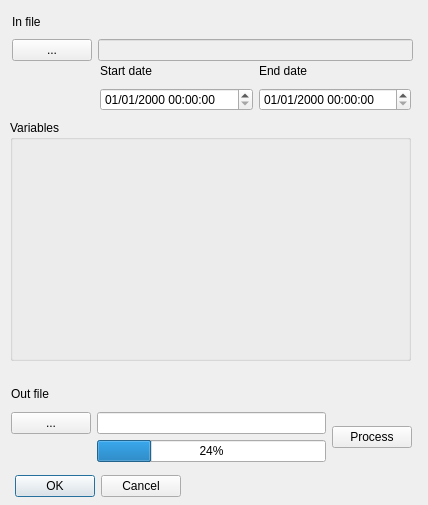
This is qcrocoflow_croco2qgis_dialog.ui in epzt/qcrocoflow as Qt 5 draws it before an edit. The edited form follows.
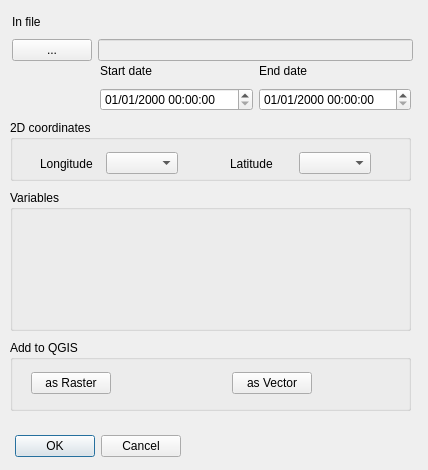
This is the edited form.

The edit to the form file:
```diff
--- a/qcrocoflow_croco2qgis_dialog.ui
+++ b/qcrocoflow_croco2qgis_dialog.ui
@@ -7,7 +7,7 @@
     <x>0</x>
     <y>0</y>
     <width>428</width>
-    <height>505</height>
+    <height>470</height>
    </rect>
   </property>
   <property name="windowTitle">
@@ -17,7 +17,7 @@
    <property name="geometry">
     <rect>
      <x>10</x>
-     <y>470</y>
+     <y>430</y>
      <width>171</width>
      <height>32</height>
     </rect>
@@ -33,64 +33,15 @@
    <property name="geometry">
     <rect>
      <x>10</x>
-     <y>120</y>
+     <y>190</y>
      <width>401</width>
-     <height>241</height>
+     <height>141</height>
     </rect>
    </property>
    <property name="title">
     <string>Variables</string>
    </property>
   </widget>
-  <widget class="QWidget" name="layoutWidget">
-   <property name="geometry">
-    <rect>
-     <x>11</x>
-     <y>381</y>
-     <width>401</width>
-     <height>81</height>
-    </rect>
-   </property>
-   <layout class="QGridLayout" name="gridLayout_2">
-    <item row="0" column="0">
-     <widget class="QLabel" name="label_2">
-      <property name="text">
-       <string>Out file</string>
-      </property>
-     </widget>
-    </item>
-    <item row="1" column="0">
-     <widget class="QPushButton" name="outnetCDFFileNameButton">
-      <property name="text">
-       <string>...</string>
-      </property>
-     </widget>
-    </item>
-    <item row="1" column="1">
-     <widget class="QLineEdit" name="outnetCDFFileNameLineEdit"/>
-    </item>
-    <item row="1" column="2" rowspan="2">
-     <widget class="QPushButton" name="processButton">
-      <property name="text">
-       <string>Process</string>
-      </property>
-     </widget>
-    </item>
-    <item row="2" column="1">
-     <widget class="QProgressBar" name="importProgressBar">
-      <property name="value">
-       <number>24</number>
-      </property>
-      <property name="orientation">
-       <enum>Qt::Horizontal</enum>
-      </property>
-      <property name="invertedAppearance">
-       <bool>false</bool>
-      </property>
-     </widget>
-    </item>
-   </layout>
-  </widget>
   <widget class="QWidget" name="layoutWidget">
    <property name="geometry">
     <rect>
@@ -170,6 +121,115 @@
     </item>
    </layout>
   </widget>
+  <widget class="QGroupBox" name="groupBox">
+   <property name="geometry">
+    <rect>
+     <x>10</x>
+     <y>340</y>
+     <width>401</width>
+     <height>71</height>
+    </rect>
+   </property>
+   <property name="title">
+    <string>Add to QGIS</string>
+   </property>
+   <widget class="QWidget" name="layoutWidget">
+    <property name="geometry">
+     <rect>
+      <x>21</x>
+      <y>30</y>
+      <width>281</width>
+      <height>27</height>
+     </rect>
+    </property>
+    <layout class="QHBoxLayout" name="horizontalLayout">
+     <item>
+      <widget class="QPushButton" name="addAsRatserButton">
+       <property name="text">
+        <string>as Raster</string>
+       </property>
+      </widget>
+     </item>
+     <item>
+      <spacer name="horizontalSpacer">
+       <property name="orientation">
+        <enum>Qt::Horizontal</enum>
+       </property>
+       <property name="sizeHint" stdset="0">
+        <size>
+         <width>40</width>
+         <height>20</height>
+        </size>
+       </property>
+      </spacer>
+     </item>
+     <item>
+      <widget class="QPushButton" name="addAsVecorButton">
+       <property name="text">
+        <string>as Vector</string>
+       </property>
+      </widget>
+     </item>
+    </layout>
+   </widget>
+  </widget>
+  <widget class="QGroupBox" name="coordinatesGroupBox">
+   <property name="geometry">
+    <rect>
+     <x>10</x>
+     <y>120</y>
+     <width>401</width>
+     <height>61</height>
+    </rect>
+   </property>
+   <property name="title">
+    <string>2D coordinates</string>
+   </property>
+   <widget class="QWidget" name="">
+    <property name="geometry">
+     <rect>
+      <x>30</x>
+      <y>30</y>
+      <width>138</width>
+      <height>27</height>
+     </rect>
+    </property>
+    <layout class="QHBoxLayout" name="horizontalLayout_2">
+     <item>
+      <widget class="QLabel" name="label_2">
+       <property name="text">
+        <string>Longitude</string>
+       </property>
+      </widget>
+     </item>
+     <item>
+      <widget class="QComboBox" name="lonVariableNameComboBox"/>
+     </item>
+    </layout>
+   </widget>
+   <widget class="QWidget" name="">
+    <property name="geometry">
+     <rect>
+      <x>220</x>
+      <y>30</y>
+      <width>141</width>
+      <height>27</height>
+     </rect>
+    </property>
+    <layout class="QHBoxLayout" name="horizontalLayout_3">
+     <item>
+      <widget class="QLabel" name="label_5">
+       <property name="text">
+        <string>Latitude</string>
+       </property>
+      </widget>
+     </item>
+     <item>
+      <widget class="QComboBox" name="latVariableNameComboBox"/>
+     </item>
+    </layout>
+   </widget>
+  </widget>
  </widget>
  <resources/>
  <connections>
```
